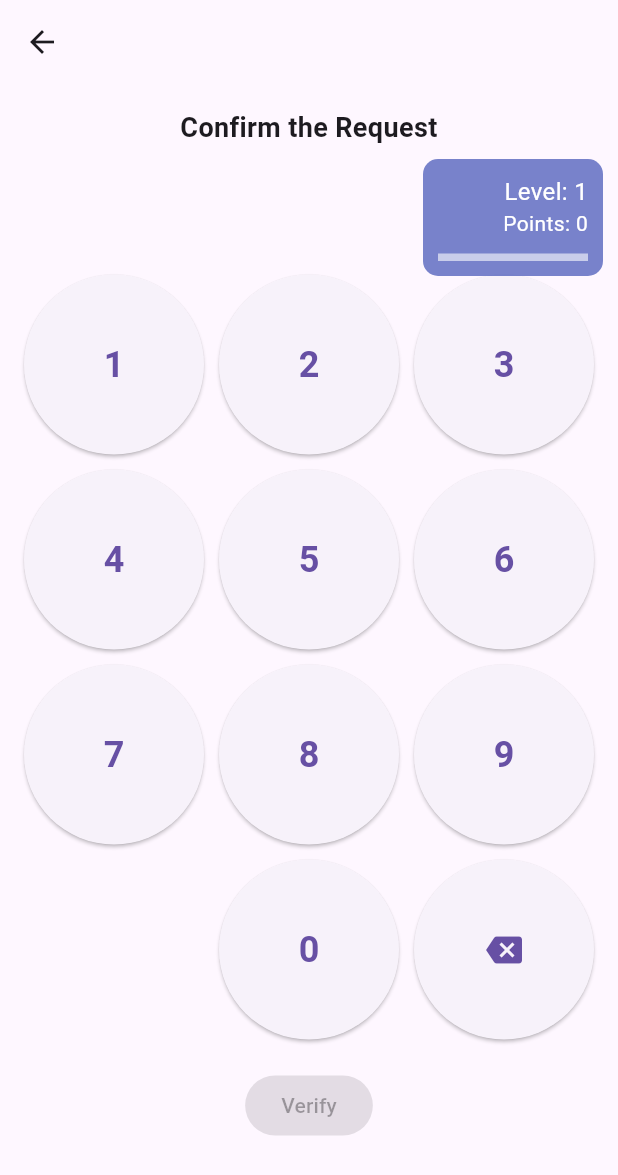
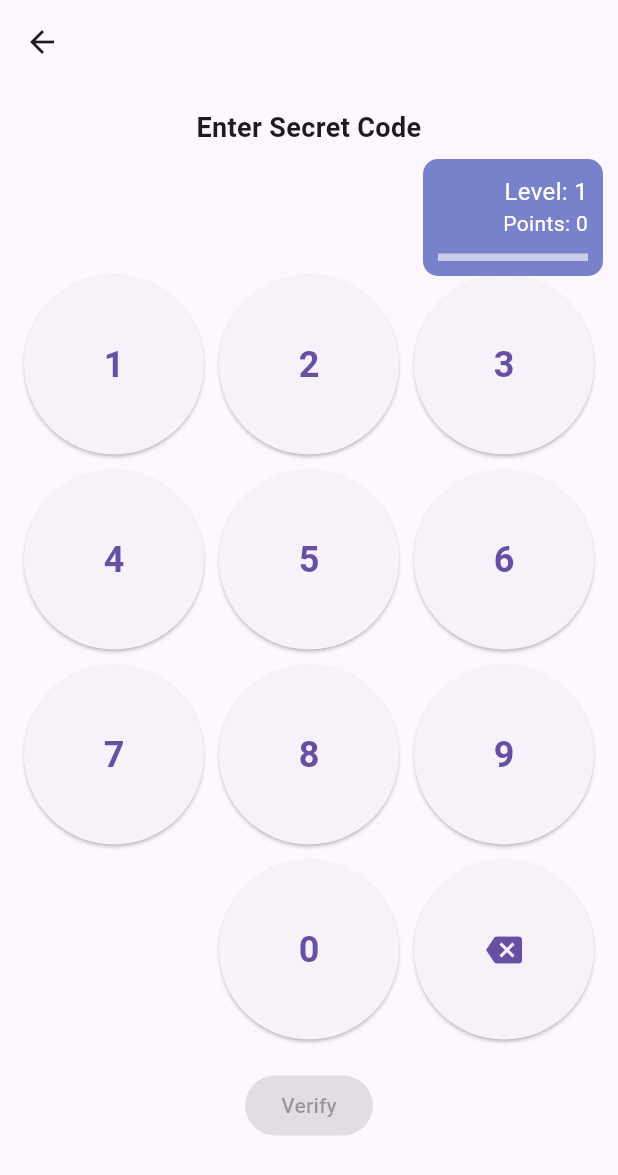
Before and after one commit to Jesya-o/gamified-mfa, a Flutter app: the CodeInputScreen screen opened directly, on a phone screen of 412 x 824 dp. Shown: the top 1175 px of the screen. Run offline on Flutter 3.47's test engine with Material 3 defaults, Android fonts, the phone set to English and light mode, and no system bars; our stand-ins replace firebase_core, firebase_messaging, qr_flutter, shared_preferences; accounts and stored records are empty.

```diff
--- a/lib/screens/code_input_screen.dart
+++ b/lib/screens/code_input_screen.dart
@@ -119,7 +119,7 @@ class _CodeInputScreenState extends State<CodeInputScreen> {
                   mainAxisSize: MainAxisSize.min,
                   children: [
                     Text(
-                      'Confirm the Request',
+                      'Enter Secret Code',
                       style: TextStyle(fontSize: 18, fontWeight: FontWeight.bold),
                       textAlign: TextAlign.center,
                     ),
```
